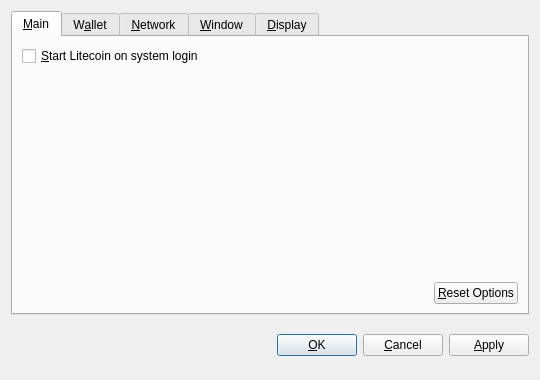
The window that src/qt/forms/optionsdialog.ui (toxicologist/CHANCOIN) describes before a commit, drawn with Qt 5.
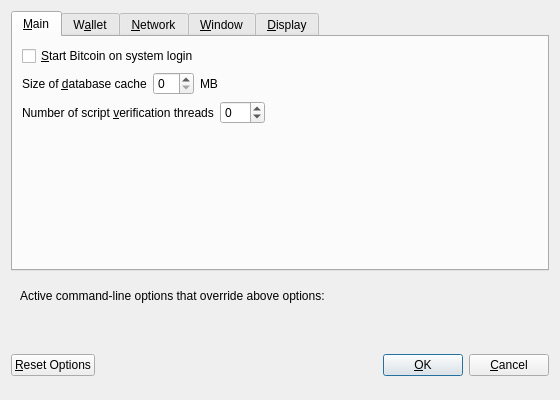
The same window after the commit. Custom widgets are drawn as their Qt base class.

Patch:
```diff
--- a/src/qt/forms/optionsdialog.ui
+++ b/src/qt/forms/optionsdialog.ui
@@ -6,8 +6,8 @@
    <rect>
     <x>0</x>
     <y>0</y>
-    <width>540</width>
-    <height>380</height>
+    <width>560</width>
+    <height>400</height>
    </rect>
   </property>
   <property name="windowTitle">
@@ -19,9 +19,6 @@
   <layout class="QVBoxLayout" name="verticalLayout">
    <item>
     <widget class="QTabWidget" name="tabWidget">
-     <property name="tabPosition">
-      <enum>QTabWidget::North</enum>
-     </property>
      <property name="currentIndex">
       <number>0</number>
      </property>
@@ -33,28 +30,41 @@
        <item>
         <widget class="QCheckBox" name="bitcoinAtStartup">
          <property name="toolTip">
-          <string>Automatically start Litecoin after logging in to the system.</string>
+          <string>Automatically start Bitcoin after logging in to the system.</string>
          </property>
          <property name="text">
-          <string>&amp;Start Litecoin on system login</string>
+          <string>&amp;Start Bitcoin on system login</string>
          </property>
         </widget>
        </item>
-       <item>
-        <spacer name="verticalSpacer_Main">
-         <property name="orientation">
-          <enum>Qt::Vertical</enum>
-         </property>
-         <property name="sizeHint" stdset="0">
-          <size>
-           <width>20</width>
-           <height>40</height>
-          </size>
-         </property>
-        </spacer>
-       </item>
        <item>
         <layout class="QHBoxLayout" name="horizontalLayout_2_Main">
+         <item>
+          <widget class="QLabel" name="databaseCacheLabel">
+           <property name="text">
+            <string>Size of &amp;database cache</string>
+           </property>
+           <property name="textFormat">
+            <enum>Qt::PlainText</enum>
+           </property>
+           <property name="buddy">
+            <cstring>databaseCache</cstring>
+           </property>
+          </widget>
+         </item>
+         <item>
+          <widget class="QSpinBox" name="databaseCache"/>
+         </item>
+         <item>
+          <widget class="QLabel" name="databaseCacheUnitLabel">
+           <property name="text">
+            <string>MB</string>
+           </property>
+           <property name="textFormat">
+            <enum>Qt::PlainText</enum>
+           </property>
+          </widget>
+         </item>
          <item>
           <spacer name="horizontalSpacer_2_Main">
            <property name="orientation">
@@ -68,28 +78,71 @@
            </property>
           </spacer>
          </item>
+        </layout>
+       </item>
+       <item>
+        <layout class="QHBoxLayout" name="horizontalLayout_3_Main">
          <item>
-          <widget class="QPushButton" name="resetButton">
-           <property name="toolTip">
-            <string>Reset all client options to default.</string>
-           </property>
+          <widget class="QLabel" name="threadsScriptVerifLabel">
            <property name="text">
-            <string>&amp;Reset Options</string>
+            <string>Number of script &amp;verification threads</string>
            </property>
-           <property name="autoDefault">
-            <bool>false</bool>
+           <property name="textFormat">
+            <enum>Qt::PlainText</enum>
            </property>
+           <property name="buddy">
+            <cstring>threadsScriptVerif</cstring>
+           </property>
           </widget>
          </item>
+         <item>
+          <widget class="QSpinBox" name="threadsScriptVerif">
+           <property name="toolTip">
+            <string>Set the number of script verification threads (up to 16, 0 = auto, &lt;0 = leave that many cores free, default: 0)</string>
+           </property>
+           <property name="minimum">
+            <number>-16</number>
+           </property>
+           <property name="maximum">
+            <number>16</number>
+           </property>
+          </widget>
+         </item>
+         <item>
+          <spacer name="horizontalSpacer_3_Main">
+           <property name="orientation">
+            <enum>Qt::Horizontal</enum>
+           </property>
+           <property name="sizeHint" stdset="0">
+            <size>
+             <width>40</width>
+             <height>20</height>
+            </size>
+           </property>
+          </spacer>
+         </item>
         </layout>
        </item>
+       <item>
+        <spacer name="verticalSpacer_Main">
+         <property name="orientation">
+          <enum>Qt::Vertical</enum>
+         </property>
+         <property name="sizeHint" stdset="0">
+          <size>
+           <width>20</width>
+           <height>40</height>
+          </size>
+         </property>
+        </spacer>
+       </item>
       </layout>
      </widget>
      <widget class="QWidget" name="tabWallet">
       <attribute name="title">
        <string>W&amp;allet</string>
       </attribute>
-      <layout class="QVBoxLayout" name="verticalLayout_Network">
+      <layout class="QVBoxLayout" name="verticalLayout_Wallet">
        <item>
         <widget class="QLabel" name="transactionFeeInfoLabel">
          <property name="text">
@@ -104,7 +157,7 @@
         </widget>
        </item>
        <item>
-        <layout class="QHBoxLayout" name="horizontalLayout_1_Main">
+        <layout class="QHBoxLayout" name="horizontalLayout_1_Wallet">
          <item>
           <widget class="QLabel" name="transactionFeeLabel">
            <property name="text">
@@ -122,7 +175,7 @@
           <widget class="BitcoinAmountField" name="transactionFee"/>
          </item>
          <item>
-          <spacer name="horizontalSpacer_1_Main">
+          <spacer name="horizontalSpacer_1_Wallet">
            <property name="orientation">
             <enum>Qt::Horizontal</enum>
            </property>
@@ -137,10 +190,13 @@
         </layout>
        </item>
        <item>
-        <widget class="QLabel" name="label">
+        <widget class="QLabel" name="spendZeroConfChangeInfoLabel">
          <property name="text">
           <string>If you disable the spending of unconfirmed change, the change from a transaction cannot be used until that transaction has at least one confirmation. This also affects how your balance is computed.</string>
          </property>
+         <property name="textFormat">
+          <enum>Qt::PlainText</enum>
+         </property>
          <property name="wordWrap">
           <bool>true</bool>
          </property>
@@ -149,12 +205,12 @@
        <item>
         <widget class="QCheckBox" name="spendZeroConfChange">
          <property name="text">
-          <string>Spend unconfirmed change  (experts only)</string>
+          <string>&amp;Spend unconfirmed change (experts only)</string>
          </property>
         </widget>
        </item>
        <item>
-        <spacer name="verticalSpacer">
+        <spacer name="verticalSpacer_Wallet">
          <property name="orientation">
           <enum>Qt::Vertical</enum>
          </property>
@@ -176,7 +232,7 @@
        <item>
         <widget class="QCheckBox" name="mapPortUpnp">
          <property name="toolTip">
-          <string>Automatically open the Litecoin client port on the router. This only works when your router supports UPnP and it is enabled.</string>
+          <string>Automatically open the Bitcoin client port on the router. This only works when your router supports UPnP and it is enabled.</string>
          </property>
          <property name="text">
           <string>Map port using &amp;UPnP</string>
@@ -186,15 +242,15 @@
        <item>
         <widget class="QCheckBox" name="connectSocks">
          <property name="toolTip">
-          <string>Connect to the Litecoin network through a SOCKS proxy (e.g. when connecting through Tor).</string>
+          <string>Connect to the Bitcoin network through a SOCKS proxy.</string>
          </property>
          <property name="text">
-          <string>&amp;Connect through SOCKS proxy:</string>
+          <string>&amp;Connect through SOCKS proxy (default proxy):</string>
          </property>
         </widget>
        </item>
        <item>
-        <layout class="QHBoxLayout" name="horizontalLayout_Network">
+        <layout class="QHBoxLayout" name="horizontalLayout_1_Network">
          <item>
           <widget class="QLabel" name="proxyIpLabel">
            <property name="text">
@@ -210,6 +266,12 @@
          </item>
          <item>
           <widget class="QValidatedLineEdit" name="proxyIp">
+           <property name="minimumSize">
+            <size>
+             <width>140</width>
+             <height>0</height>
+            </size>
+           </property>
            <property name="maximumSize">
             <size>
              <width>140</width>
@@ -217,7 +279,7 @@
             </size>
            </property>
            <property name="toolTip">
-            <string>IP address of the proxy (e.g. 127.0.0.1)</string>
+            <string>IP address of the proxy (e.g. IPv4: 127.0.0.1 / IPv6: ::1)</string>
            </property>
           </widget>
          </item>
@@ -236,6 +298,12 @@
          </item>
          <item>
           <widget class="QLineEdit" name="proxyPort">
+           <property name="minimumSize">
+            <size>
+             <width>55</width>
+             <height>0</height>
+            </size>
+           </property>
            <property name="maximumSize">
             <size>
              <width>55</width>
@@ -268,7 +336,7 @@
           </widget>
          </item>
          <item>
-          <spacer name="horizontalSpacer_Network">
+          <spacer name="horizontalSpacer_1_Network">
            <property name="orientation">
             <enum>Qt::Horizontal</enum>
            </property>
@@ -360,7 +428,7 @@
          <item>
           <widget class="QValueComboBox" name="lang">
            <property name="toolTip">
-            <string>The user interface language can be set here. This setting will take effect after restarting Litecoin.</string>
+            <string>The user interface language can be set here. This setting will take effect after restarting Bitcoin.</string>
            </property>
           </widget>
          </item>
@@ -393,7 +461,7 @@
        <item>
         <widget class="QCheckBox" name="displayAddresses">
          <property name="toolTip">
-          <string>Whether to show Litecoin addresses in the transaction list or not.</string>
+          <string>Whether to show Bitcoin addresses in the transaction list or not.</string>
          </property>
          <property name="text">
           <string>&amp;Display addresses in transaction list</string>
@@ -406,7 +474,7 @@
           <string>Whether to show coin control features or not.</string>
          </property>
          <property name="text">
-          <string>Display coin &amp;control features (experts only!)</string>
+          <string>Display coin &amp;control features (experts only)</string>
          </property>
         </widget>
        </item>
@@ -427,8 +495,67 @@
      </widget>
     </widget>
    </item>
+   <item>
+    <widget class="QFrame" name="frame">
+     <layout class="QVBoxLayout" name="verticalLayout_Bottom">
+      <item>
+       <layout class="QHBoxLayout" name="horizontalLayout_Bottom">
+        <item>
+         <widget class="QLabel" name="overriddenByCommandLineInfoLabel">
+          <property name="text">
+           <string>Active command-line options that override above options:</string>
+          </property>
+          <property name="textFormat">
+           <enum>Qt::PlainText</enum>
+          </property>
+         </widget>
+        </item>
+        <item>
+         <spacer name="horizontalSpacer_Bottom">
+          <property name="orientation">
+           <enum>Qt::Horizontal</enum>
+          </property>
+          <property name="sizeHint" stdset="0">
+           <size>
+            <width>40</width>
+            <height>20</height>
+           </size>
+          </property>
+         </spacer>
+        </item>
+       </layout>
+      </item>
+      <item>
+       <widget class="QLabel" name="overriddenByCommandLineLabel">
+        <property name="text">
+         <string/>
+        </property>
+        <property name="textFormat">
+         <enum>Qt::PlainText</enum>
+        </property>
+        <property name="wordWrap">
+         <bool>true</bool>
+        </property>
+       </widget>
+      </item>
+     </layout>
+    </widget>
+   </item>
    <item>
     <layout class="QHBoxLayout" name="horizontalLayout_Buttons">
+     <item>
+      <widget class="QPushButton" name="resetButton">
+       <property name="toolTip">
+        <string>Reset all client options to default.</string>
+       </property>
+       <property name="text">
+        <string>&amp;Reset Options</string>
+       </property>
+       <property name="autoDefault">
+        <bool>false</bool>
+       </property>
+      </widget>
+     </item>
      <item>
       <spacer name="horizontalSpacer_1">
        <property name="orientation">
@@ -444,6 +571,12 @@
      </item>
      <item>
       <widget class="QLabel" name="statusLabel">
+       <property name="minimumSize">
+        <size>
+         <width>200</width>
+         <height>0</height>
+        </size>
+       </property>
        <property name="font">
         <font>
          <weight>75</weight>
@@ -491,16 +624,6 @@
        </property>
       </widget>
      </item>
-     <item>
-      <widget class="QPushButton" name="applyButton">
-       <property name="text">
-        <string>&amp;Apply</string>
-       </property>
-       <property name="autoDefault">
-        <bool>false</bool>
-       </property>
-      </widget>
-     </item>
     </layout>
    </item>
   </layout>
@@ -508,19 +631,20 @@
  <customwidgets>
   <customwidget>
    <class>BitcoinAmountField</class>
-   <extends>QSpinBox</extends>
+   <extends>QLineEdit</extends>
    <header>bitcoinamountfield.h</header>
+   <container>1</container>
+  </customwidget>
+  <customwidget>
+   <class>QValidatedLineEdit</class>
+   <extends>QLineEdit</extends>
+   <header>qvalidatedlineedit.h</header>
   </customwidget>
   <customwidget>
    <class>QValueComboBox</class>
    <extends>QComboBox</extends>
    <header>qvaluecombobox.h</header>
   </customwidget>
-  <customwidget>
-   <class>QValidatedLineEdit</class>
-   <extends>QLineEdit</extends>
-   <header>qvalidatedlineedit.h</header>
-  </customwidget>
  </customwidgets>
  <resources/>
  <connections/>
```
